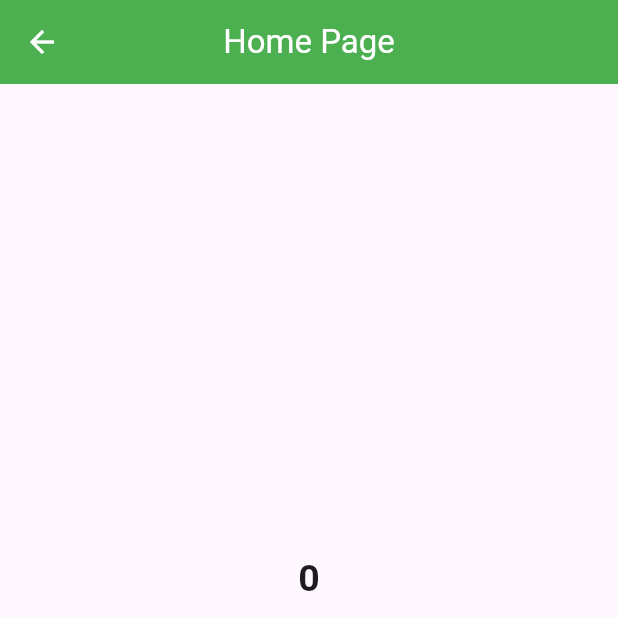
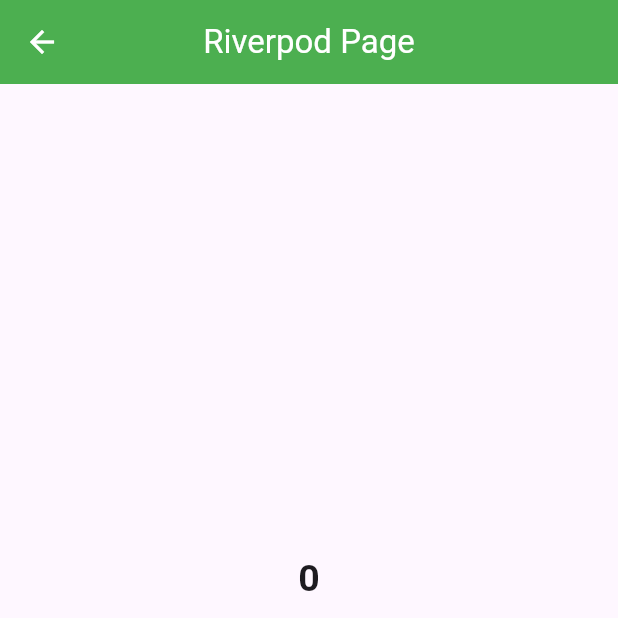
Before and after one commit to FlutterCyber/riverpod_state_management, a Flutter app: the screen it shows after launch, on a phone screen of 412 x 824 dp, the top half of it. Run offline on Flutter 3.47's test engine with Material 3 defaults, Android fonts, the phone set to English and light mode, and no system bars; our stand-ins replace flutter_riverpod.

Commit message:
2 commit

```diff
--- a/lib/pages/home_page.dart
+++ b/lib/pages/home_page.dart
@@ -23,7 +23,7 @@ class HomePage extends ConsumerWidget {
         centerTitle: true,
         backgroundColor: Colors.green,
         title: const Text(
-          "Home Page",
+          "Riverpod Page",
           style: TextStyle(color: Colors.white),
         ),
       ),
```
